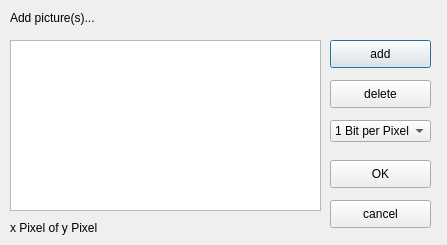
Before: the Qt Designer form addpicdialog.ui in HAW-AI/Steganography, drawn with Qt 5.
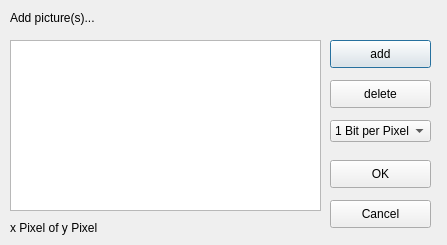
After: the same form once the commit is applied.

```diff
--- a/addpicdialog.ui
+++ b/addpicdialog.ui
@@ -75,7 +75,7 @@
     </rect>
    </property>
    <property name="text">
-    <string>cancel</string>
+    <string>Cancel</string>
    </property>
   </widget>
   <widget class="QLabel" name="xPixLabel">
```
